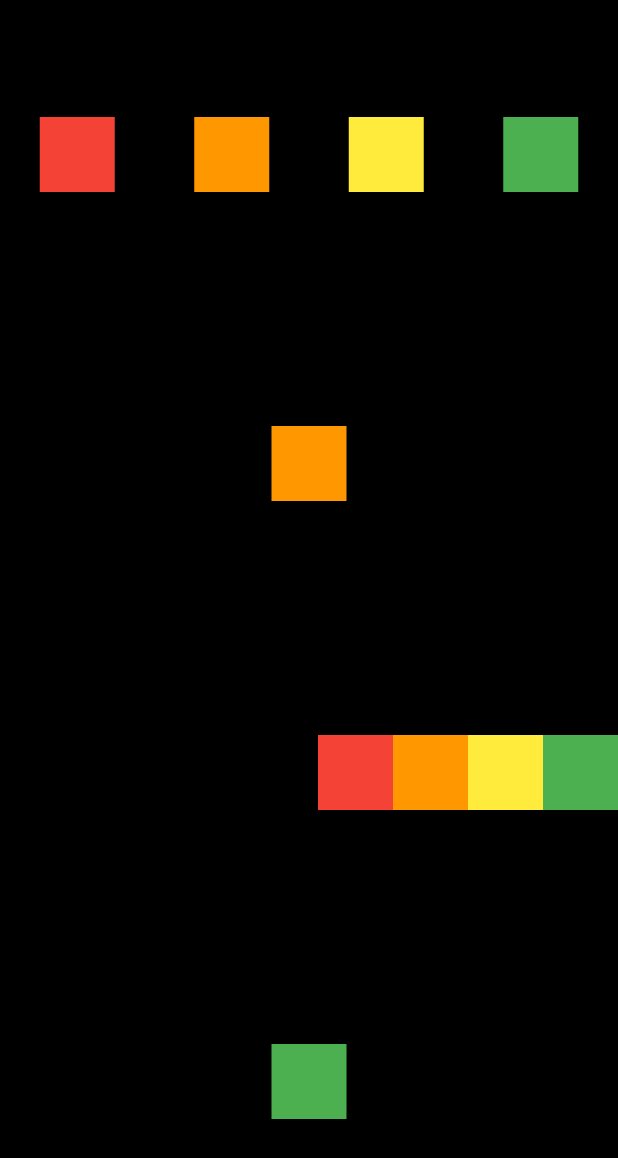
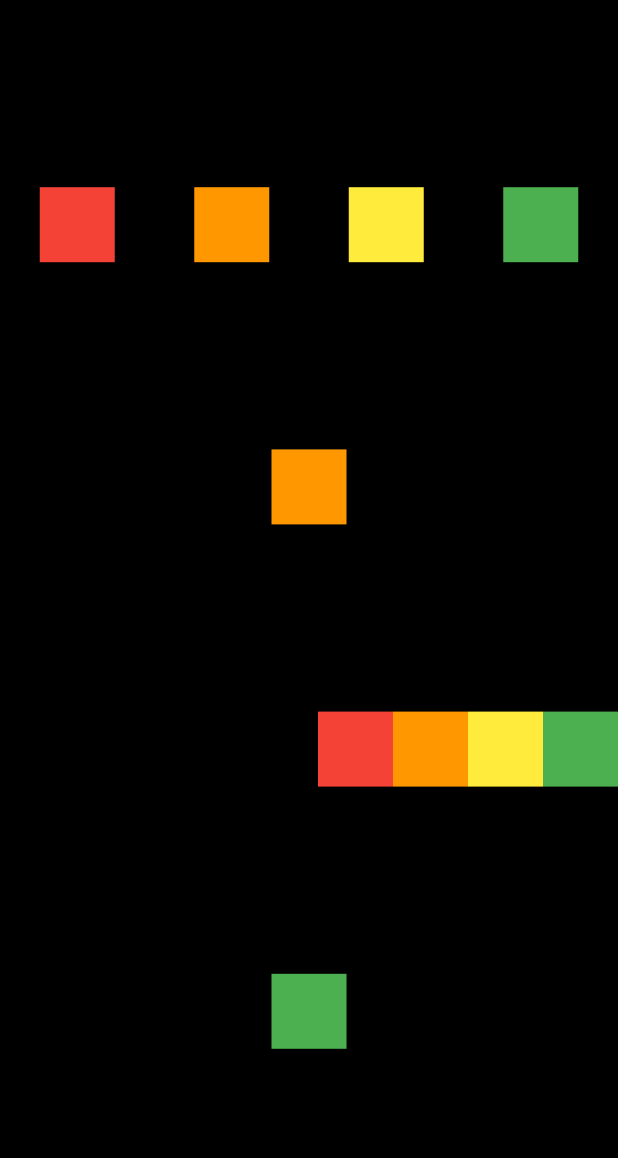
Before and after one commit to 061116pjh/flutter_projects, a Flutter app: the screen it shows after launch, on a phone screen of 412 x 824 dp. Shown: the top 1158 px of the screen. Run offline on Flutter 3.47's test engine with Material 2 defaults, Android fonts, the phone set to English and light mode, and no system bars.

Commit message:
PERF: delete Expanded and add MainAxisAlignment

```diff
--- a/row_and_column/lib/screen/home_screen.dart
+++ b/row_and_column/lib/screen/home_screen.dart
@@ -17,6 +17,7 @@ class HomeScreen extends StatelessWidget {
           // 디바이스의 너비 값만큼 차지한다.
 
           child: Column(
+            mainAxisAlignment: MainAxisAlignment.spaceEvenly,
             // mainAxisAlignment: MainAxisAlignment.start,
             // MainAxisAlignment - 주축 정렬
             // start - 시작
@@ -43,8 +44,7 @@ class HomeScreen extends StatelessWidget {
               // Expanded - 빈 공간을 차지함
               // Flexible - 빈 공간을 버림
               // flex - 비율
-              Expanded(
-                child: Row(
+              Row(
                 mainAxisAlignment: MainAxisAlignment.spaceAround,
                 children: [
                   Container(
@@ -69,9 +69,8 @@ class HomeScreen extends StatelessWidget {
                   ),
                 ],
               ),
-              ),
-              Expanded(
-                child: Row(
+
+              Row(
                 mainAxisAlignment: MainAxisAlignment.center,
                 children: [
                   Container(
@@ -81,9 +80,7 @@ class HomeScreen extends StatelessWidget {
                   ),
                 ],
               ),
-              ),
-              Expanded(
-                child: Row(
+              Row(
                 mainAxisAlignment: MainAxisAlignment.end,
                 children: [
                   Container(
@@ -108,9 +105,7 @@ class HomeScreen extends StatelessWidget {
                   ),
                 ],
               ),
-              ),
-              Expanded(
-                child: Row(
+              Row(
                 mainAxisAlignment: MainAxisAlignment.center,
                 children: [
                   Container(
@@ -119,7 +114,6 @@ class HomeScreen extends StatelessWidget {
                     height: 50.0,
                   ),
                 ],
-                ),
               ),
 
               // Expanded(
```
Lines whose indentation alone changed are shown as unchanged.
